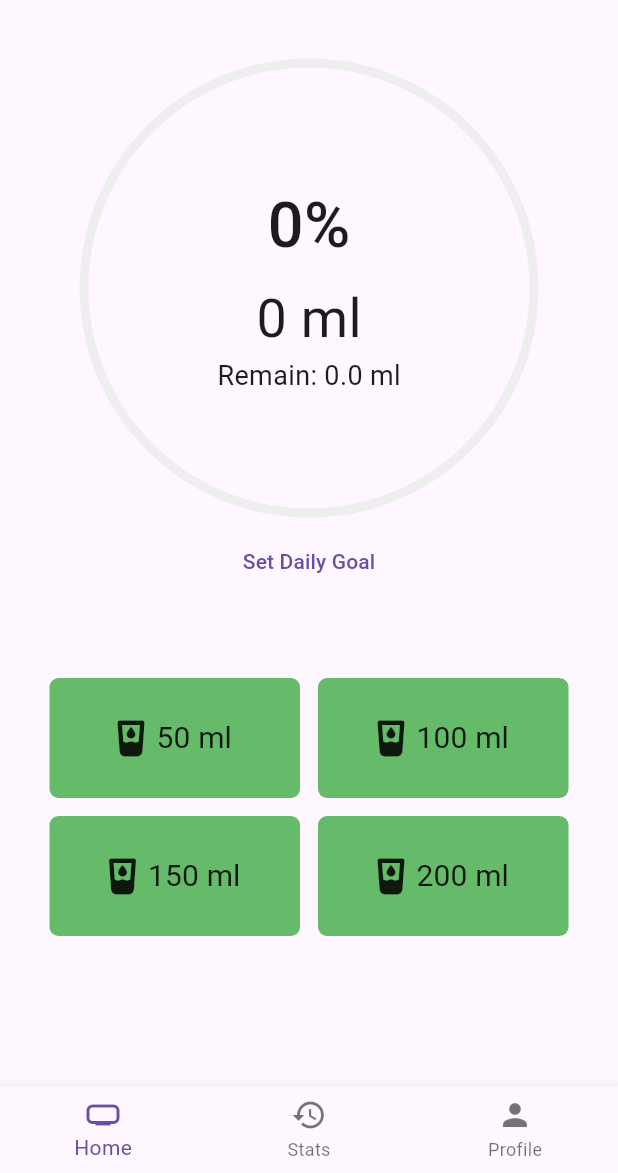
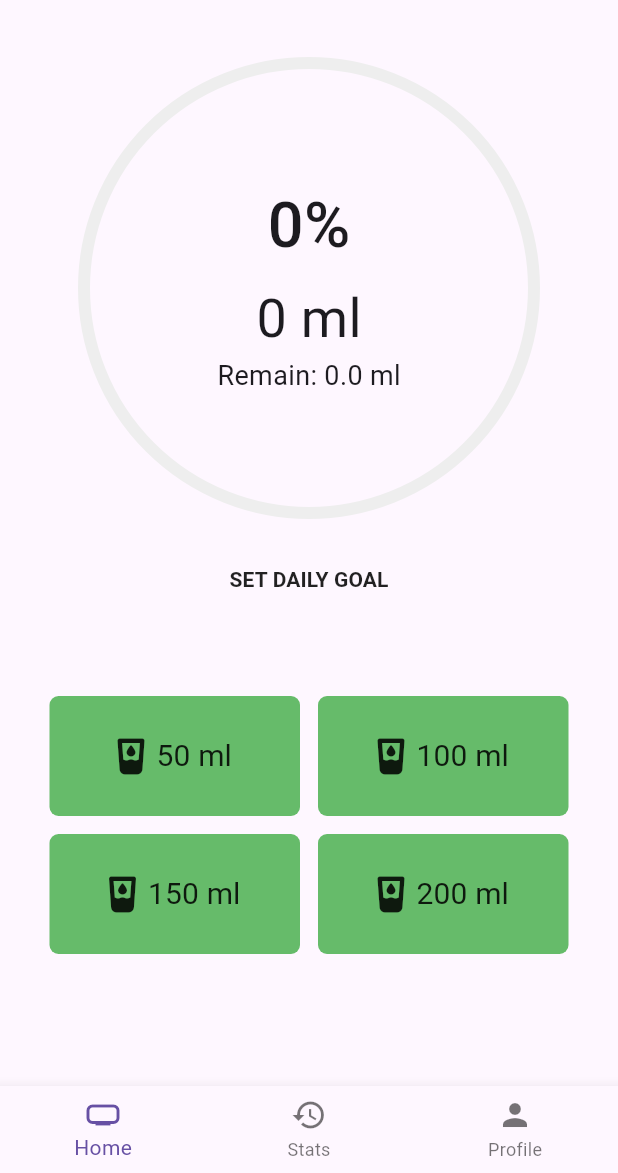
Before and after one commit to sarkartanmay393/WaterDairy, a Flutter app: the screen it shows after launch, on a phone screen of 412 x 824 dp, the part 63-1236 px from its top. Run offline on Flutter 3.47's test engine with Material 2 defaults, Android fonts, the phone set to English and light mode, and no system bars; our stand-ins replace font_awesome_flutter, hooks_riverpod, riverpod.

Commit message:
Fixes: Intake Mechanism Workings

```diff
--- a/lib/layout.dart
+++ b/lib/layout.dart
@@ -1,18 +1,18 @@
 import 'package:flutter/material.dart';
 import 'package:hooks_riverpod/hooks_riverpod.dart';
 import 'package:font_awesome_flutter/font_awesome_flutter.dart';
-import 'package:waterdairy/screens/history.dart';
-import 'package:waterdairy/screens/home.dart';
-import 'package:waterdairy/screens/profile.dart';
 
 import 'main.dart';
+import 'screens/history.dart';
+import 'screens/home.dart';
+import 'screens/profile.dart';
 
 class Layout extends HookConsumerWidget {
   const Layout({super.key});
 
   @override
   Widget build(BuildContext context, WidgetRef ref) {
-    final otherStateObjects = ref.watch(OtherStateObjectsProvider);
+    final otherStateObjects = ref.watch(otherStateObjectsProvider);
     final screens = [const Home(), const History(), const Profile()];
 
     return Scaffold(
@@ -28,7 +28,7 @@ class Layout extends HookConsumerWidget {
         ],
         currentIndex: otherStateObjects.currentTabIndex,
         onTap: (value) => {
-          ref.read(OtherStateObjectsProvider.notifier).changeTabIndex(value)
+          ref.read(otherStateObjectsProvider.notifier).changeTabIndex(value)
         },
       ),
     );
--- a/lib/main.dart
+++ b/lib/main.dart
@@ -1,7 +1,5 @@
 import 'package:flutter/material.dart';
-import 'package:home_widget/home_widget.dart';
 import 'package:hooks_riverpod/hooks_riverpod.dart';
-import 'package:localstorage/localstorage.dart';
 
 import 'providers/daily_water_intake.dart';
 import 'providers/other_state_objects.dart';
@@ -15,25 +13,14 @@ final dailyWaterIntakeProvider =
   return DailyWaterIntakeController();
 });
 
-final OtherStateObjectsProvider =
+final otherStateObjectsProvider =
     StateNotifierProvider<OtherStateObjectsController, OtherStateObjects>(
         (ref) {
   return OtherStateObjectsController();
 });
 
 void main() {
-  WidgetsFlutterBinding.ensureInitialized();
-  HomeWidget.registerBackgroundCallback(backgroundCallback);
   runApp(const ProviderScope(child: MyApp()));
-}
-
-// Called when Doing Background Work initiated from Widget
-void backgroundCallback(Uri? uri) async {
-    await HomeWidget.getWidgetData<int>('', defaultValue: 0).then((value) {
-    });
-    // await HomeWidget.saveWidgetData<int>('_counter', _counter);
-    // await HomeWidget.updateWidget(name: 'AppWidgetProvider', iOSName: 'AppWidgetProvider');
-
 }
 
 class MyApp extends StatelessWidget {
--- a/lib/screens/home.dart
+++ b/lib/screens/home.dart
@@ -1,7 +1,5 @@
 import 'package:flutter/material.dart';
-import 'package:flutter_hooks/flutter_hooks.dart';
 import 'package:hooks_riverpod/hooks_riverpod.dart';
-import 'package:localstorage/localstorage.dart';
 
 import '../main.dart';
 import '../widgets/button.dart';
@@ -12,23 +10,7 @@ class Home extends HookConsumerWidget {
 
   @override
   Widget build(BuildContext context, WidgetRef ref) {
-    final LocalStorage storage = LocalStorage('water_dairy.json');
     final dailyWaterIntake = ref.watch(dailyWaterIntakeProvider);
-
-    useEffect(() {
-      Future<void> loadStorage() async {
-        await storage.ready;
-        final data = storage.getItem('daily_water_intake');
-        if (data != null) {
-          ref.read(dailyWaterIntakeProvider.notifier).loadData(data);
-        } else {
-          await storage.setItem("daily_water_intake", dailyWaterIntake);
-        }
-      }
-
-      loadStorage();
-    }, []);
-
 
     return Scaffold(
       body: SingleChildScrollView(
@@ -50,7 +32,8 @@ class Home extends HookConsumerWidget {
                         height: 300,
                         width: 300,
                         child: CircularProgressIndicator(
-                          strokeWidth: 6,
+                          strokeWidth: 8,
+                          color: Colors.blue.shade400,
                           backgroundColor: Colors.grey.shade200,
                           value: dailyWaterIntake.intakePercentage,
                         ),
@@ -92,8 +75,16 @@ class Home extends HookConsumerWidget {
                   ),
                 ),
               ),
-              dailyWaterIntake.completed
+              Container(
+                margin: const EdgeInsets.only(top: 12),
+                child: dailyWaterIntake.completed
                     ? TextButton(
+                        style: ButtonStyle(
+                          tapTargetSize: MaterialTapTargetSize.padded,
+                          shape: MaterialStateProperty.all(
+                              RoundedRectangleBorder(
+                                  borderRadius: BorderRadius.circular(6))),
+                        ),
                         onPressed: dailyWaterIntake.completed
                             ? () => {
                                   ref
@@ -101,17 +92,36 @@ class Home extends HookConsumerWidget {
                                       .resetIntake(),
                                 }
                             : null,
-                      child: const Text('Reset Intake'),
+                        child: const Text(
+                          'RESET INTAKE',
+                          style: TextStyle(
+                            color: Colors.black87,
+                            fontWeight: FontWeight.bold,
+                          ),
+                        ),
                       )
                     : TextButton(
+                        style: ButtonStyle(
+                          tapTargetSize: MaterialTapTargetSize.padded,
+                          shape: MaterialStateProperty.all(
+                              RoundedRectangleBorder(
+                                  borderRadius: BorderRadius.circular(6))),
+                        ),
                         onPressed: () => {
                           Navigator.of(context).push(PageRouteBuilder(
                             opaque: false,
                             pageBuilder: (BuildContext context, _, __) =>
-                                const DailyGoalDialog()
+                                const DailyGoalDialog(),
                           ))
                         },
-                      child: const Text('Set Daily Goal'),
+                        child: const Text(
+                          'SET DAILY GOAL',
+                          style: TextStyle(
+                            color: Colors.black87,
+                            fontWeight: FontWeight.bold,
+                          ),
+                        ),
+                      ),
               ),
               SizedBox(
                 height: 280,
--- a/lib/widgets/button.dart
+++ b/lib/widgets/button.dart
@@ -1,7 +1,8 @@
 import 'package:flutter/material.dart';
 import 'package:font_awesome_flutter/font_awesome_flutter.dart';
 import 'package:hooks_riverpod/hooks_riverpod.dart';
-import 'package:waterdairy/main.dart';
+
+import '../main.dart';
 
 class GridButton extends HookConsumerWidget {
   const GridButton({super.key, required this.intakeML});
--- a/pubspec.yaml
+++ b/pubspec.yaml
@@ -39,9 +39,8 @@ dependencies:
   hooks_riverpod: ^2.3.6
   uuid: ^3.0.7
   font_awesome_flutter: ^10.4.0
-  simple_circular_progress_bar: ^1.0.2
-  home_widget: ^0.2.0+1
-  localstorage: ^4.0.1+2
+  shared_preferences: ^2.1.0
+
 
 dev_dependencies:
   flutter_test:
```
Also changed, not shown: lib/providers/daily_water_intake.dart (+12 -4 lines), lib/widgets/dialog.dart (+31 -8 lines), pubspec.lock, 4 other files. Lines whose indentation alone changed are shown as unchanged.
